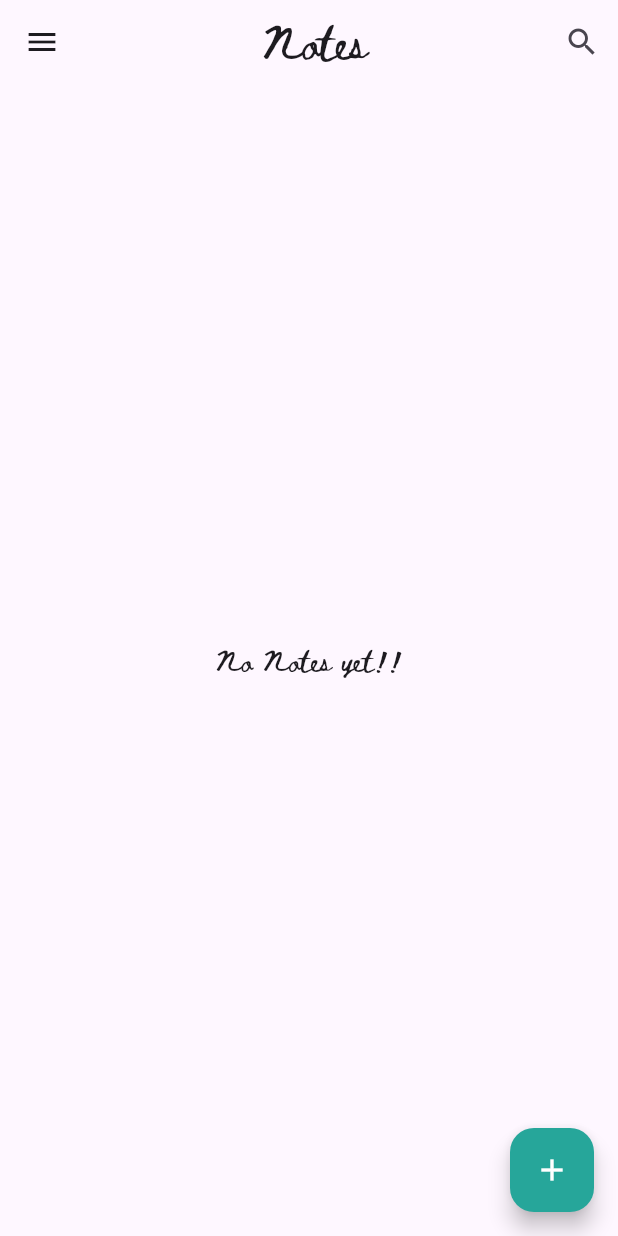
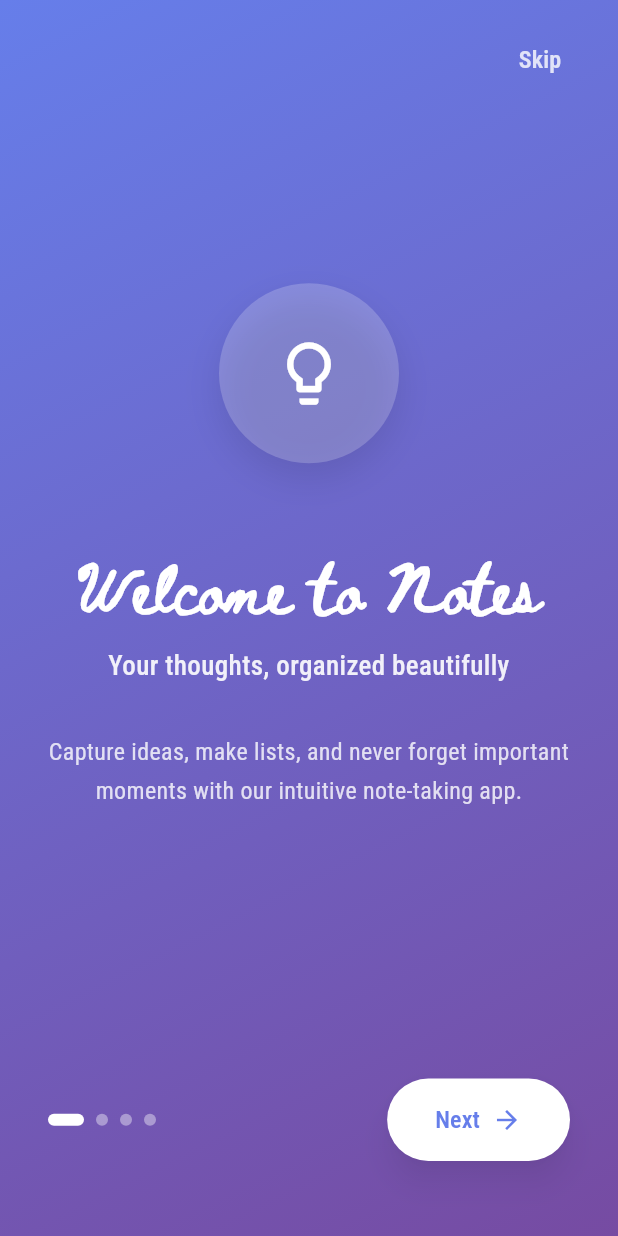
Before and after one commit to YashP-01/Notes_app, a Flutter app: the screen it shows after launch, on a phone screen of 412 x 824 dp. Run offline on Flutter 3.47's test engine with Material 3 defaults, Android fonts, the phone set to English and light mode, and no system bars; our stand-ins replace animated_splash_screen, another_flutter_splash_screen, file_picker, fluttertoast, liquid_pull_to_refresh, lottie and 3 more; missing offline and left inert: dart_quill_delta, flutter_quill; accounts and stored records are empty.

Commit message:
date: 24/06/25

```diff
--- a/lib/home_page.dart
+++ b/lib/home_page.dart
@@ -23,9 +23,9 @@ class _HomePageState extends State<HomePage> {
   TextEditingController searchController = TextEditingController();
   Set<int> selectedNoteIds = {};
   bool selectionMode = false;
-
   bool isMultiSelectMode = false;
   Set<int> selectedNoteSno = {};
+  bool isGridView = true;
 
   /// controllers
   TextEditingController titleController = TextEditingController();
@@ -41,6 +41,7 @@ class _HomePageState extends State<HomePage> {
   @override
   void initState() {
     super.initState();
+    _focusNode = FocusNode();
     dbRef = DBHelper.getInstance;
     getNotes();
     filteredNotes = [];
@@ -136,9 +137,13 @@ class _HomePageState extends State<HomePage> {
   }
 
   void _startSearch() {
-    FocusScope.of(context).requestFocus(_focusNode);
+    // FocusScope.of(context).requestFocus(_focusNode);
     setState(() {
       isSearching = true;
+    });
+    // Ensure focus happens after the UI updates
+    WidgetsBinding.instance.addPostFrameCallback((_) {
+      _focusNode.requestFocus();
     });
   }
 
@@ -209,8 +214,21 @@ class _HomePageState extends State<HomePage> {
       appBar: AppBar(
         title: isSearching
             ? TextField(
+          focusNode: _focusNode,
+          autofocus: true,
           controller: searchController,
-          decoration: InputDecoration(hintText: 'Search notes...'),
+          // decoration: InputDecoration(hintText: 'Search notes...'),
+          style: TextStyle(color: Colors.grey),
+          cursorColor: Theme.of(context).brightness == Brightness.dark
+                        ? Colors.white
+                        : Colors.black,
+          decoration: InputDecoration(
+            hintText: 'Search...',
+            hintStyle: TextStyle(color: Colors.grey),
+            border: InputBorder.none,
+            isDense: true,
+            contentPadding: EdgeInsets.symmetric(horizontal: 0, vertical: 12),
+          ),
           onChanged: _filterNotes,
         )
             : Center(
@@ -280,8 +298,6 @@ class _HomePageState extends State<HomePage> {
                   //   ),
                   // );
                 }
-
-
               },
             ),
             IconButton(
@@ -300,9 +316,24 @@ class _HomePageState extends State<HomePage> {
                 onPressed: _stopSearch,
               )
             else
-              IconButton(
-                icon: Icon(Icons.search),
-                onPressed: _startSearch,
+              Row(
+                children: [
+                  IconButton(
+                    icon: Icon(isGridView ? Icons.view_agenda : Icons.grid_view),
+                    tooltip: isGridView ? 'Switch to List View' : 'Switch to Grid View',
+                    onPressed: () {
+                      // getNotes();
+                      setState(() {
+                        isGridView = !isGridView;
+                      });
+                    },
+                  ),
+
+                  IconButton(
+                    icon: Icon(Icons.search),
+                    onPressed: _startSearch,
+                  ),
+                ],
               ),
           ],
         ],
@@ -328,10 +359,14 @@ class _HomePageState extends State<HomePage> {
               padding: EdgeInsets.all(10),
               sliver: SliverStaggeredGrid.countBuilder(
                 crossAxisCount: 2,
+                // crossAxisCount: isGridView ? 2 : 1,
                 itemCount: filteredNotes.length,
-                staggeredTileBuilder: (index) => StaggeredTile.fit(1),
+                // staggeredTileBuilder: (index) => StaggeredTile.fit(1),
+                // staggeredTileBuilder: (index) =>
+                // isGridView ? StaggeredTile.fit(1) : StaggeredTile.extent(1, 2),
+                staggeredTileBuilder: (index) => StaggeredTile.fit(isGridView ? 1 : 2),
                 mainAxisSpacing: 7,
-                crossAxisSpacing: 3,
+                crossAxisSpacing: isGridView ? 3 : 0,
                 itemBuilder: (context, index) {
                   final note = filteredNotes[index];
                   final sno = note[DBHelper.COLUMN_NOTE_SNO];
@@ -377,6 +412,7 @@ class _HomePageState extends State<HomePage> {
                       }
                     },
                     child: Card(
+                      margin: EdgeInsets.symmetric(horizontal: isGridView ? 0 : 5, vertical: 3),
                       elevation: 4,
                       color: isSelected ? Colors.red[200] : null,
                       child: Column(
--- /dev/null
+++ b/lib/introduction_screen.dart
@@ -0,0 +1,411 @@
+import 'package:db_practice/home_page.dart';
+import 'package:flutter/material.dart';
+import 'package:shared_preferences/shared_preferences.dart';
+
+class IntroductionScreen extends StatefulWidget {
+  final Function() onCompleted;
+
+  const IntroductionScreen({Key? key, required this.onCompleted}) : super(key: key);
+
+  @override
+  State<IntroductionScreen> createState() => _IntroductionScreenState();
+}
+
+class _IntroductionScreenState extends State<IntroductionScreen>
+    with TickerProviderStateMixin {
+  final PageController _pageController = PageController();
+  int _currentPage = 0;
+  late AnimationController _animationController;
+  late Animation<double> _fadeAnimation;
+  late Animation<Offset> _slideAnimation;
+
+  final List<IntroPage> _pages = [
+    IntroPage(
+      title: "Welcome to Notes",
+      subtitle: "Your thoughts, organized beautifully",
+      description: "Capture ideas, make lists, and never forget important moments with our intuitive note-taking app.",
+      icon: Icons.lightbulb_outline,
+      gradient: [Color(0xFF667eea), Color(0xFF764ba2)],
+      animation: "welcome",
+    ),
+    IntroPage(
+      title: "Pin Important Notes",
+      subtitle: "Keep what matters most at the top",
+      description: "Pin your most important notes to keep them easily accessible and never lose track of priority items.",
+      icon: Icons.push_pin_outlined,
+      gradient: [Color(0xFFf093fb), Color(0xFFf5576c)],
+      animation: "pin",
+    ),
+    IntroPage(
+      title: "Search & Organize",
+      subtitle: "Find anything in seconds",
+      description: "Powerful search functionality helps you locate any note instantly, making organization effortless.",
+      icon: Icons.search_outlined,
+      gradient: [Color(0xFF4facfe), Color(0xFF00f2fe)],
+      animation: "search",
+    ),
+    IntroPage(
+      title: "Start Writing",
+      subtitle: "Your digital notebook awaits",
+      description: "Ready to transform how you capture and organize your thoughts? Let's get started on your journey!",
+      icon: Icons.edit_note_outlined,
+      gradient: [Color(0xFF43e97b), Color(0xFF38f9d7)],
+      animation: "start",
+    ),
+  ];
+
+  @override
+  void initState() {
+    super.initState();
+    _animationController = AnimationController(
+      duration: Duration(milliseconds: 800),
+      vsync: this,
+    );
+    _fadeAnimation = Tween<double>(begin: 0.0, end: 1.0).animate(
+      CurvedAnimation(parent: _animationController, curve: Curves.easeInOut),
+    );
+    _slideAnimation = Tween<Offset>(
+      begin: Offset(0, 0.3),
+      end: Offset.zero,
+    ).animate(CurvedAnimation(parent: _animationController, curve: Curves.easeOutCubic));
+
+    _animationController.forward();
+  }
+
+  @override
+  void dispose() {
+    _animationController.dispose();
+    _pageController.dispose();
+    super.dispose();
+  }
+
+  void _nextPage() {
+    if (_currentPage < _pages.length - 1) {
+      _pageController.nextPage(
+        duration: Duration(milliseconds: 300),
+        curve: Curves.easeInOut,
+      );
+    } else {
+      widget.onCompleted();
+    }
+  }
+
+  void _skipIntro() {
+    widget.onCompleted();
+  }
+
+  @override
+  Widget build(BuildContext context) {
+    return Scaffold(
+      body: Stack(
+        children: [
+          PageView.builder(
+            controller: _pageController,
+            itemCount: _pages.length,
+            onPageChanged: (index) {
+              setState(() {
+                _currentPage = index;
+              });
+              _animationController.reset();
+              _animationController.forward();
+            },
+            itemBuilder: (context, index) {
+              return _buildPage(_pages[index], index);
+            },
+          ),
+
+          // Skip button
+          Positioned(
+            top: MediaQuery.of(context).padding.top + 16,
+            right: 20,
+            child: TextButton(
+              onPressed: _skipIntro,
+              child: Text(
+                'Skip',
+                style: TextStyle(
+                  color: Colors.white.withOpacity(0.8),
+                  fontSize: 16,
+                  fontWeight: FontWeight.w600,
+                ),
+              ),
+            ),
+          ),
+
+          // Bottom navigation
+          Positioned(
+            bottom: 50,
+            left: 0,
+            right: 0,
+            child: _buildBottomNavigation(),
+          ),
+        ],
+      ),
+    );
+  }
+
+  Widget _buildPage(IntroPage page, int index) {
+    return Container(
+      decoration: BoxDecoration(
+        gradient: LinearGradient(
+          begin: Alignment.topLeft,
+          end: Alignment.bottomRight,
+          colors: page.gradient,
+        ),
+      ),
+      child: SafeArea(
+        child: Padding(
+          padding: EdgeInsets.symmetric(horizontal: 32.0),
+          child: Column(
+            mainAxisAlignment: MainAxisAlignment.center,
+            children: [
+              Spacer(flex: 2),
+
+              // Animated Icon
+              SlideTransition(
+                position: _slideAnimation,
+                child: FadeTransition(
+                  opacity: _fadeAnimation,
+                  child: _buildAnimatedIcon(page.icon, page.animation),
+                ),
+              ),
+
+              SizedBox(height: 60),
+
+              // Title
+              SlideTransition(
+                position: _slideAnimation,
+                child: FadeTransition(
+                  opacity: _fadeAnimation,
+                  child: Text(
+                    page.title,
+                    style: TextStyle(
+                      fontSize: 32,
+                      fontWeight: FontWeight.bold,
+                      color: Colors.white,
+                      fontFamily: 'BethEllen',
+                    ),
+                    textAlign: TextAlign.center,
+                  ),
+                ),
+              ),
+
+              SizedBox(height: 16),
+
+              // Subtitle
+              SlideTransition(
+                position: _slideAnimation,
+                child: FadeTransition(
+                  opacity: _fadeAnimation,
+                  child: Text(
+                    page.subtitle,
+                    style: TextStyle(
+                      fontSize: 18,
+                      color: Colors.white.withOpacity(0.9),
+                      fontWeight: FontWeight.w500,
+                    ),
+                    textAlign: TextAlign.center,
+                  ),
+                ),
+              ),
+
+              SizedBox(height: 32),
+
+              // Description
+              SlideTransition(
+                position: _slideAnimation,
+                child: FadeTransition(
+                  opacity: _fadeAnimation,
+                  child: Text(
+                    page.description,
+                    style: TextStyle(
+                      fontSize: 16,
+                      color: Colors.white.withOpacity(0.8),
+                      height: 1.6,
+                    ),
+                    textAlign: TextAlign.center,
+                  ),
+                ),
+              ),
+
+              Spacer(flex: 3),
+            ],
+          ),
+        ),
+      ),
+    );
+  }
+
+  Widget _buildAnimatedIcon(IconData icon, String animationType) {
+    return TweenAnimationBuilder<double>(
+      tween: Tween(begin: 0.0, end: 1.0),
+      duration: Duration(milliseconds: 1000),
+      builder: (context, value, child) {
+        return Transform.scale(
+          scale: 0.8 + (0.2 * value),
+          child: Container(
+            width: 120,
+            height: 120,
+            decoration: BoxDecoration(
+              color: Colors.white.withOpacity(0.2),
+              shape: BoxShape.circle,
+              boxShadow: [
+                BoxShadow(
+                  color: Colors.black.withOpacity(0.1),
+                  blurRadius: 20,
+                  offset: Offset(0, 10),
+                ),
+              ],
+            ),
+            child: Icon(
+              icon,
+              size: 50,
+              color: Colors.white,
+            ),
+          ),
+        );
+      },
+    );
+  }
+
+  Widget _buildBottomNavigation() {
+    return Padding(
+      padding: EdgeInsets.symmetric(horizontal: 32.0),
+      child: Row(
+        mainAxisAlignment: MainAxisAlignment.spaceBetween,
+        children: [
+          // Page indicators
+          Row(
+            children: List.generate(
+              _pages.length,
+                  (index) => AnimatedContainer(
+                duration: Duration(milliseconds: 300),
+                margin: EdgeInsets.only(right: 8),
+                width: _currentPage == index ? 24 : 8,
+                height: 8,
+                decoration: BoxDecoration(
+                  color: _currentPage == index
+                      ? Colors.white
+                      : Colors.white.withOpacity(0.4),
+                  borderRadius: BorderRadius.circular(4),
+                ),
+              ),
+            ),
+          ),
+
+          // Next/Get Started button
+          AnimatedContainer(
+            duration: Duration(milliseconds: 300),
+            child: ElevatedButton(
+              onPressed: _nextPage,
+              style: ElevatedButton.styleFrom(
+                backgroundColor: Colors.white,
+                foregroundColor: _pages[_currentPage].gradient[0],
+                elevation: 8,
+                shadowColor: Colors.black.withOpacity(0.3),
+                padding: EdgeInsets.symmetric(horizontal: 32, vertical: 16),
+                shape: RoundedRectangleBorder(
+                  borderRadius: BorderRadius.circular(30),
+                ),
+              ),
+              child: Row(
+                mainAxisSize: MainAxisSize.min,
+                children: [
+                  Text(
+                    _currentPage == _pages.length - 1 ? 'Get Started' : 'Next',
+                    style: TextStyle(
+                      fontSize: 16,
+                      fontWeight: FontWeight.w600,
+                    ),
+                  ),
+                  SizedBox(width: 8),
+                  Icon(
+                    _currentPage == _pages.length - 1
+                        ? Icons.rocket_launch
+                        : Icons.arrow_forward,
+                    size: 20,
+                  ),
+                ],
+              ),
+            ),
+          ),
+        ],
+      ),
+    );
+  }
+}
+
+class IntroPage {
+  final String title;
+  final String subtitle;
+  final String description;
+  final IconData icon;
+  final List<Color> gradient;
+  final String animation;
+
+  IntroPage({
+    required this.title,
+    required this.subtitle,
+    required this.description,
+    required this.icon,
+    required this.gradient,
+    required this.animation,
+  });
+}
+
+// Usage in your main app:
+// Add this to your main.dart or wherever you handle first-time user experience
+
+class AppWrapper extends StatefulWidget {
+  @override
+  _AppWrapperState createState() => _AppWrapperState();
+}
+
+class _AppWrapperState extends State<AppWrapper> {
+  bool _showIntro = true; // You can get this from SharedPreferences
+
+  @override
+  void initState() {
+    super.initState();
+    _checkFirstTime();
+  }
+
+  void _checkFirstTime() async {
+    // Check if this is the first time opening the app
+    // You can use SharedPreferences for this
+    SharedPreferences prefs = await SharedPreferences.getInstance();
+    bool isFirstTime = prefs.getBool('first_time') ?? true;
+    setState(() {
+      _showIntro = isFirstTime;
+    });
+  }
+
+  void _completeIntro() async {
+    // Mark intro as completed
+    SharedPreferences prefs = await SharedPreferences.getInstance();
+    await prefs.setBool('first_time', false);
+
+    setState(() {
+      _showIntro = false;
+    });
+  }
+
+  @override
+  Widget build(BuildContext context) {
+    if (_showIntro) {
+      return IntroductionScreen(onCompleted: _completeIntro);
+    } else {
+      return HomePage(); // Replace with your main notes app widget
+    }
+  }
+}
+
+// Placeholder for your main app
+// class YourMainNotesApp extends StatelessWidget {
+//   @override
+//   Widget build(BuildContext context) {
+//     return Scaffold(
+//       appBar: AppBar(title: Text('Notes App')),
+//       body: Center(child: Text('Your main notes app goes here')),
+//     );
+//   }
+// }
--- a/lib/splash_screen.dart
+++ b/lib/splash_screen.dart
@@ -1,4 +1,5 @@
 import 'package:db_practice/home_page.dart';
+import 'package:db_practice/introduction_screen.dart';
 import 'package:flutter/material.dart';
 import 'package:lottie/lottie.dart';
 import 'package:animated_splash_screen/animated_splash_screen.dart';
@@ -12,7 +13,7 @@ class SplashScreen extends StatelessWidget {
     return FlutterSplashScreen(
       useImmersiveMode: false,
       duration: Duration(seconds: 6),   /// have to make changes for different time duration
-      nextScreen: HomePage(),
+      nextScreen: AppWrapper(),
       backgroundColor: Theme.of(context).colorScheme.surface,
       splashScreenBody: Center(
         child: Lottie.asset(
```
